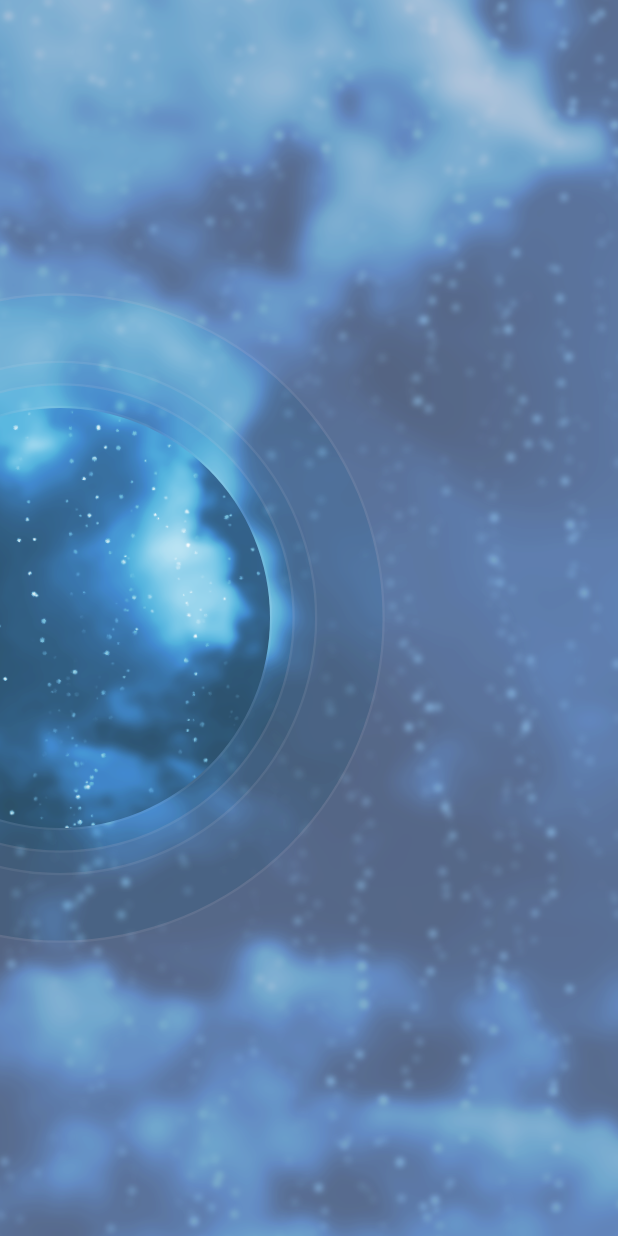
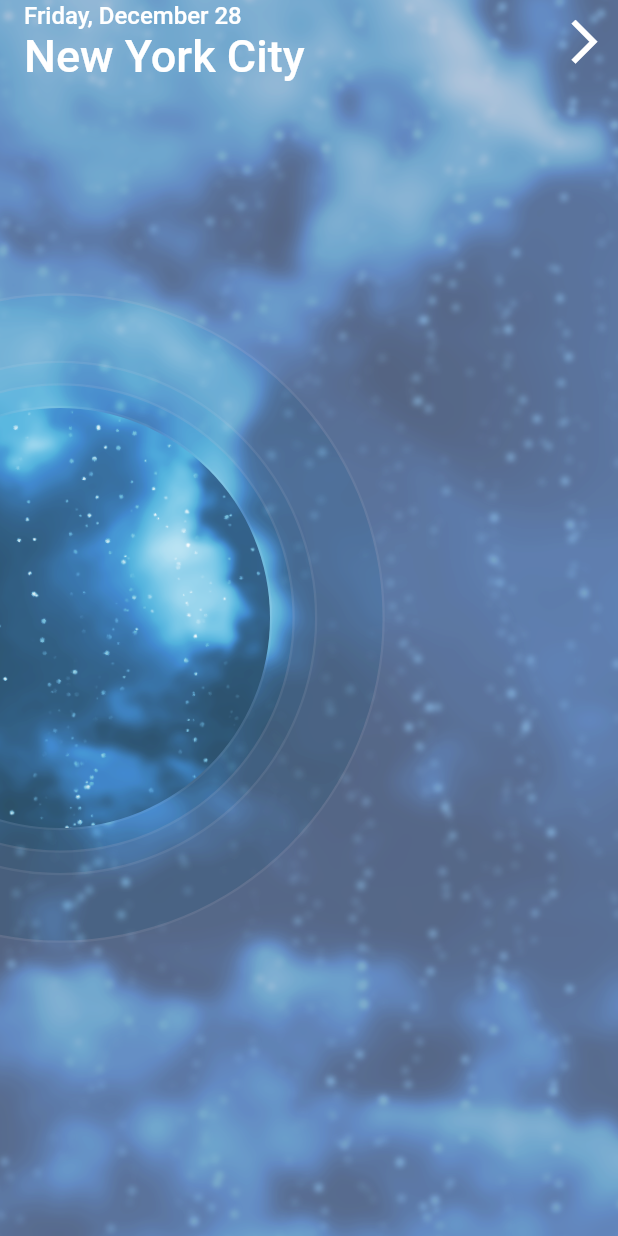
Before and after one commit to sabith-th/flutter-weather-forecast, a Flutter app: the screen it shows after launch, on a phone screen of 412 x 824 dp. Run offline on Flutter 3.47's test engine with Material 2 defaults, Android fonts, the phone set to English and light mode, and no system bars.

Commit message:
added app bar

```diff
--- /dev/null
+++ b/lib/forecast/app_bar.dart
@@ -0,0 +1,41 @@
+import 'package:flutter/material.dart';
+
+class ForecastAppBar extends StatelessWidget {
+  @override
+  Widget build(BuildContext context) {
+    return AppBar(
+      centerTitle: false,
+      backgroundColor: Colors.transparent,
+      elevation: 0.0,
+      title: Column(
+        crossAxisAlignment: CrossAxisAlignment.start,
+        children: <Widget>[
+          Text(
+            'Friday, December 28',
+            style: TextStyle(
+              color: Colors.white,
+              fontSize: 16.0,
+            ),
+          ),
+          Text(
+            'New York City',
+            style: TextStyle(
+              color: Colors.white,
+              fontSize: 30.0,
+            ),
+          ),
+        ],
+      ),
+      actions: <Widget>[
+        IconButton(
+          icon: Icon(
+            Icons.arrow_forward_ios,
+            color: Colors.white,
+            size: 35.0,
+          ),
+          onPressed: () {},
+        ),
+      ],
+    );
+  }
+}
--- a/lib/main.dart
+++ b/lib/main.dart
@@ -1,4 +1,5 @@
 import 'package:flutter/material.dart';
+import 'package:weather_forecast_app/forecast/app_bar.dart';
 import 'package:weather_forecast_app/forecast/background/background_with_rings.dart';
 
 void main() => runApp(MyApp());
@@ -7,7 +8,8 @@ class MyApp extends StatelessWidget {
   @override
   Widget build(BuildContext context) {
     return MaterialApp(
-      title: 'Flutter Demo',
+      title: 'Weather',
+      debugShowCheckedModeBanner: false,
       theme: ThemeData(
         primarySwatch: Colors.blue,
       ),
@@ -28,6 +30,12 @@ class _MyHomePageState extends State<MyHomePage> {
       body: Stack(
         children: <Widget>[
           BackgroundWithRings(),
+          Positioned(
+            top: 0.0,
+            left: 0.0,
+            right: 0.0,
+            child: ForecastAppBar(),
+          ),
         ],
       ),
     );
```
